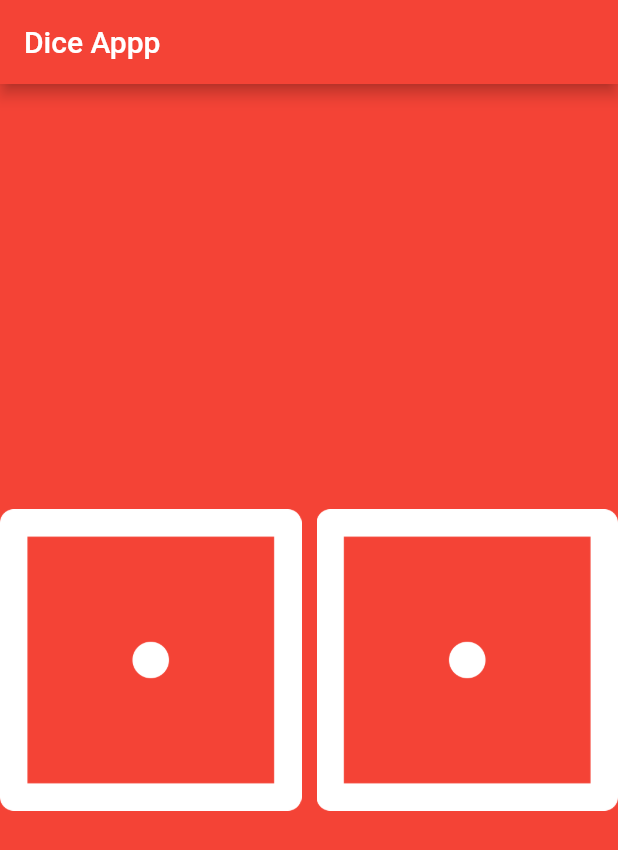
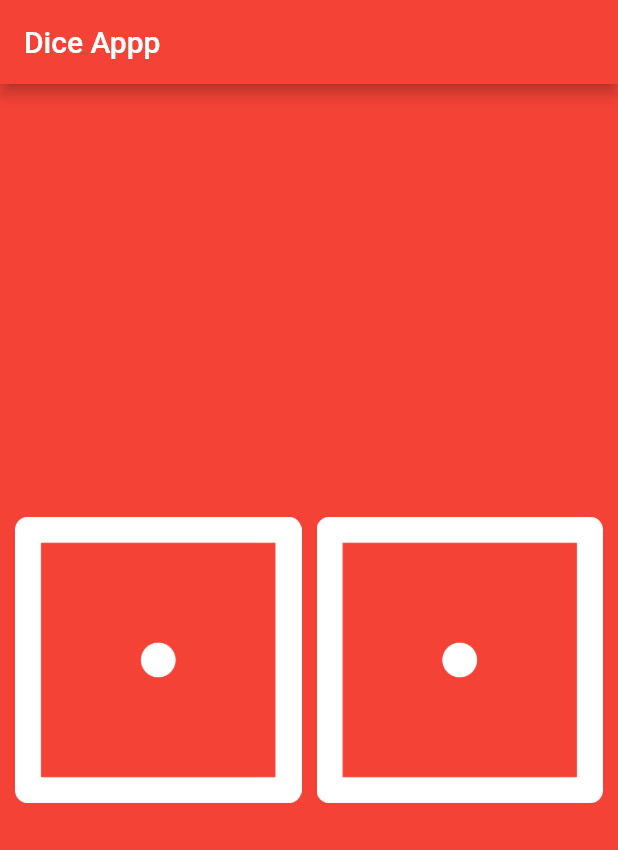
Before and after one commit to TheKetan2/PracticeProjects, a Flutter app: the screen it shows after launch, on a phone screen of 412 x 824 dp. Shown: the top 850 px of the screen. Run offline on Flutter 3.47's test engine with Material 2 defaults, Android fonts, the phone set to English and light mode, and no system bars.

Commit message:
dice app finished

```diff
--- a/dice_app/lib/main.dart
+++ b/dice_app/lib/main.dart
@@ -35,6 +35,10 @@ class _DicePageState extends State<DicePage> {
   @override
   Widget build(BuildContext context) {
     return Center(
+      child: Container(
+        margin: EdgeInsets.symmetric(
+          horizontal: 10.0,
+        ),
         child: Row(
           children: [
             Expanded(
@@ -76,6 +80,7 @@ class _DicePageState extends State<DicePage> {
             ),
           ],
         ),
+      ),
     );
   }
 }
```
Lines whose indentation alone changed are shown as unchanged.
